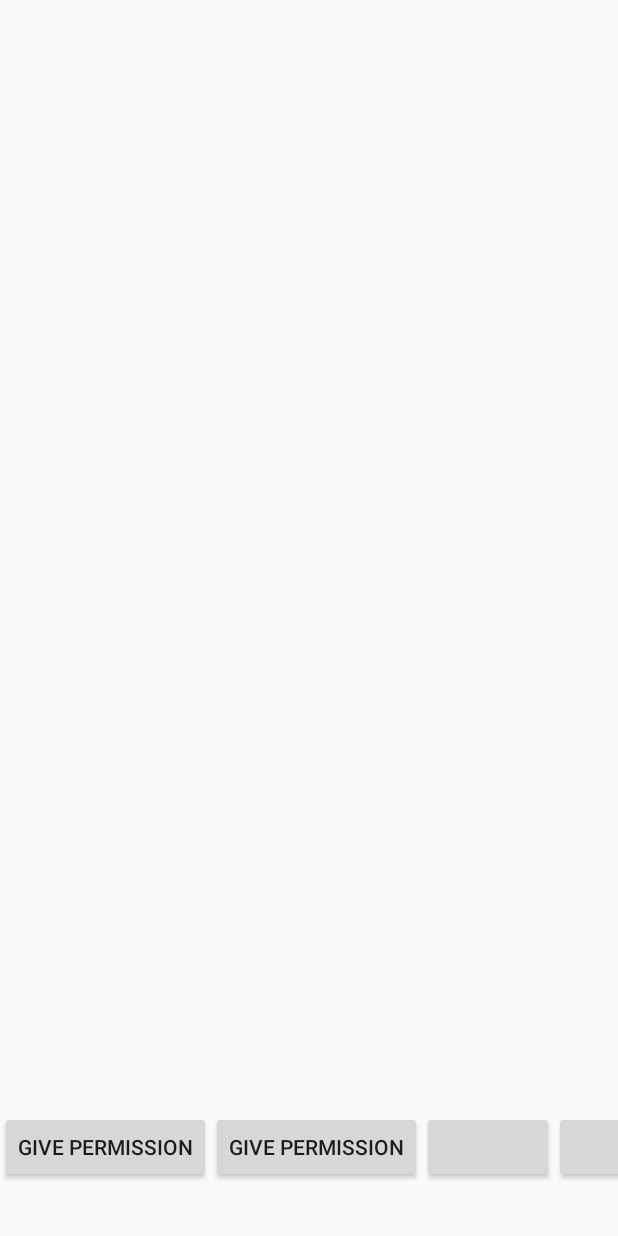
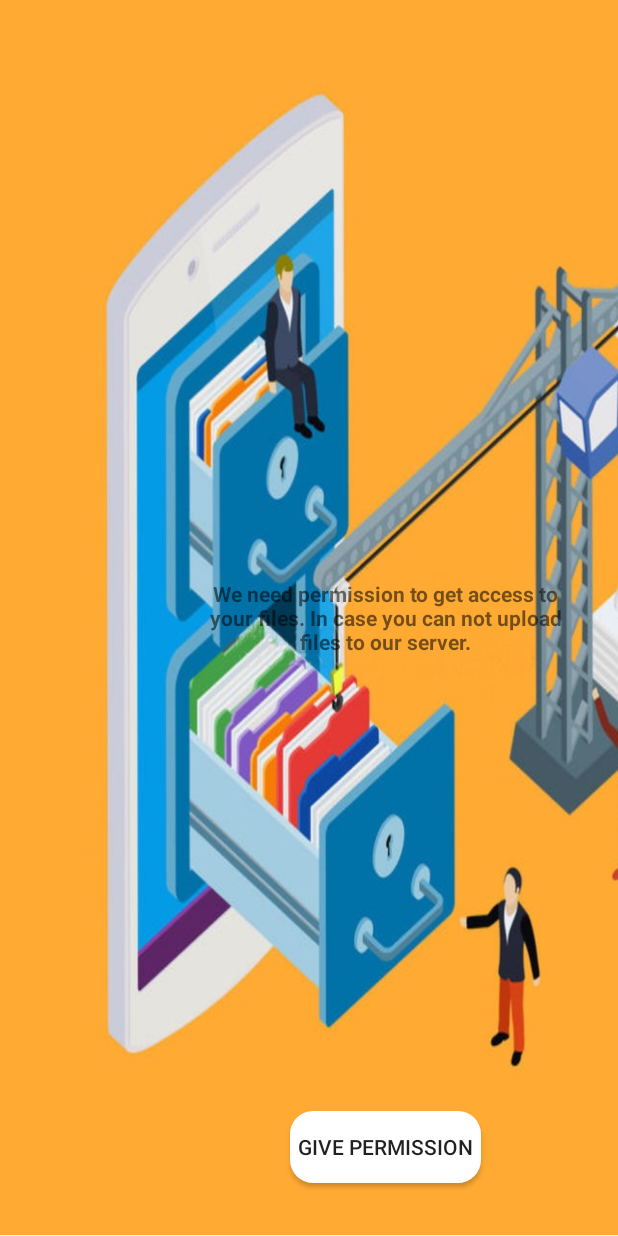
Before and after one commit to Kratos1013/TimeTrackerAI, an Android app: the layout activity_permissions.xml on its own in the app's theme, with its tools: preview values and no code run, on a phone screen of 412 x 824 dp. Run offline under Robolectric (Android 15) with nearby library versions, the phone set to English and light mode, and no system bars; network calls fail.

Commit message:
Permissions Designed Changed and counrty code picker added and changed design . phone number validation added

```diff
--- a/app/build.gradle
+++ b/app/build.gradle
@@ -35,4 +35,5 @@ dependencies {
     androidTestImplementation 'com.android.support.test:runner:1.0.2'
     androidTestImplementation 'com.android.support.test.espresso:espresso-core:3.0.2'
     compile 'com.michaelpardo:activeandroid:3.1.0-SNAPSHOT'
+    implementation 'com.hbb20:ccp:2.2.2'
 }
--- a/app/src/main/java/com/krintos/timetrackerai/MainActivity.java
+++ b/app/src/main/java/com/krintos/timetrackerai/MainActivity.java
@@ -86,6 +86,7 @@ public class MainActivity extends AppCompatActivity {
     protected void onCreate(Bundle savedInstanceState) {
         super.onCreate(savedInstanceState);
         setContentView(R.layout.activity_main);
+        getSupportActionBar().hide();
         ActiveAndroid.initialize(this);
         us = new UserSession(getApplicationContext());
         session = new SessionManager(getApplicationContext());
--- /dev/null
+++ b/app/src/main/res/drawable/round_login_bt.xml
@@ -0,0 +1,11 @@
+<?xml version="1.0" encoding="utf-8"?>
+<!--  res/drawable/rounded_edittext.xml -->
+<shape xmlns:android="http://schemas.android.com/apk/res/android"
+    android:shape="rectangle" android:padding="10dp">
+    <solid android:color="#FFFFFF"/>
+    <corners
+        android:bottomRightRadius="15dp"
+        android:bottomLeftRadius="15dp"
+        android:topLeftRadius="15dp"
+        android:topRightRadius="15dp"/>
+</shape>
--- a/app/src/main/res/layout/activity_permissions.xml
+++ b/app/src/main/res/layout/activity_permissions.xml
@@ -1,63 +1,80 @@
 <?xml version="1.0" encoding="utf-8"?>
-<LinearLayout
+<HorizontalScrollView
+    android:id="@+id/horizontalScroll"
     android:orientation="vertical"
+    android:animateLayoutChanges="true"
+    android:scrollbars="none"
     xmlns:android="http://schemas.android.com/apk/res/android"
-    xmlns:app="http://schemas.android.com/apk/res-auto"
     xmlns:tools="http://schemas.android.com/tools"
     android:layout_width="match_parent"
     android:layout_height="match_parent"
     tools:context="com.krintos.timetrackerai.Permissions.Permissions">
-    <HorizontalScrollView
-        android:id="@+id/horizontalScroll"
+    <LinearLayout
         android:layout_width="match_parent"
-        android:layout_height="match_parent"
-        android:animateLayoutChanges="true"
-        android:scrollbars="none">
-        <LinearLayout
-            android:layout_width="match_parent"
-            android:orientation="horizontal"
-            android:layout_height="match_parent">
-
+        android:orientation="horizontal"
+        android:layout_height="match_parent">
 
     <FrameLayout
-        android:id="@+id/permissionforlocation"
-        android:layout_width="match_parent"
-        android:layout_height="match_parent">
-        <ImageView
-            android:layout_width="match_parent"
-            android:layout_height="match_parent" />
-        <TextView
-            android:layout_gravity="center"
-            android:layout_width="match_parent"
-            android:layout_height="wrap_content" />
-        <Button
-            android:id="@+id/location"
-            android:layout_gravity="bottom"
-            android:text="@string/givepermission"
-            android:layout_marginBottom="@dimen/permissionbuttonmarginbottom"
-            android:layout_width="match_parent"
-            android:layout_height="wrap_content" />
-    </FrameLayout>
-    <FrameLayout
+        android:layout_weight="1.0"
         android:id="@+id/permissiontoreadstorage"
         android:layout_width="match_parent"
         android:layout_height="match_parent">
         <ImageView
+            android:src="@drawable/storagepermission"
+            android:scaleType="centerInside"
+            android:adjustViewBounds="true"
             android:layout_width="match_parent"
             android:layout_height="match_parent" />
         <TextView
+            android:text="@string/ex_storage_permission"
             android:layout_gravity="center"
-            android:layout_width="match_parent"
+            android:layout_margin="@dimen/login_et_margin"
+            android:layout_width="250dp"
+            android:textStyle="bold"
+            android:textAlignment="center"
             android:layout_height="wrap_content" />
         <Button
-            android:layout_gravity="bottom"
+            android:padding="5dp"
+            android:background="@drawable/round_login_bt"
+            android:layout_gravity="bottom|center"
             android:id="@+id/storage"
             android:layout_marginBottom="@dimen/permissionbuttonmarginbottom"
-            android:layout_width="match_parent"
+            android:layout_width="wrap_content"
             android:text="@string/givepermission"
             android:layout_height="wrap_content" />
     </FrameLayout>
+        <FrameLayout
+            android:layout_weight="1.0"
+
+            android:id="@+id/permissionforlocation"
+            android:layout_width="match_parent"
+            android:layout_height="match_parent">
+            <ImageView
+                android:scaleType="centerInside"
+                android:adjustViewBounds="true"
+                android:src="@drawable/geolocationpermission"
+                android:layout_width="wrap_content"
+                android:layout_height="match_parent" />
+            <TextView
+                android:textAlignment="center"
+                android:textStyle="bold"
+                android:text="@string/ex_location_permission"
+                android:layout_gravity="center"
+                android:layout_width="250dp"
+                android:layout_height="wrap_content" />
+            <Button
+                android:padding="5dp"
+                android:background="@drawable/round_login_bt"
+                android:id="@+id/location"
+                android:layout_gravity="bottom|center"
+                android:text="@string/givepermission"
+                android:layout_marginBottom="@dimen/permissionbuttonmarginbottom"
+                android:layout_width="wrap_content"
+                android:layout_height="wrap_content" />
+        </FrameLayout>
     <FrameLayout
+        android:layout_weight="1.0"
+
         android:id="@+id/permission2"
         android:layout_width="match_parent"
         android:layout_height="match_parent">
@@ -69,12 +86,16 @@
             android:layout_width="match_parent"
             android:layout_height="wrap_content" />
         <Button
+            android:background="@drawable/round_login_bt"
+            android:padding="5dp"
             android:layout_gravity="bottom"
             android:layout_marginBottom="@dimen/permissionbuttonmarginbottom"
             android:layout_width="match_parent"
             android:layout_height="wrap_content" />
     </FrameLayout>
     <FrameLayout
+        android:layout_weight="1.0"
+
         android:id="@+id/permission3"
         android:layout_width="match_parent"
         android:layout_height="match_parent">
@@ -86,12 +107,16 @@
             android:layout_width="match_parent"
             android:layout_height="wrap_content" />
         <Button
+            android:background="@drawable/round_login_bt"
+            android:padding="5dp"
             android:layout_gravity="bottom"
             android:layout_marginBottom="@dimen/permissionbuttonmarginbottom"
             android:layout_width="match_parent"
             android:layout_height="wrap_content" />
     </FrameLayout>
     <FrameLayout
+        android:layout_weight="1.0"
+
         android:id="@+id/permission4"
         android:layout_width="match_parent"
         android:layout_height="match_parent">
@@ -103,11 +128,12 @@
             android:layout_width="match_parent"
             android:layout_height="wrap_content" />
         <Button
+            android:padding="5dp"
+            android:background="@drawable/round_login_bt"
             android:layout_gravity="bottom"
             android:layout_marginBottom="@dimen/permissionbuttonmarginbottom"
             android:layout_width="match_parent"
             android:layout_height="wrap_content" />
     </FrameLayout>
         </LinearLayout>
-    </HorizontalScrollView>
-</LinearLayout>
+</HorizontalScrollView>
--- a/app/src/main/res/values/colors.xml
+++ b/app/src/main/res/values/colors.xml
@@ -1,6 +1,6 @@
 <?xml version="1.0" encoding="utf-8"?>
 <resources>
-    <color name="colorPrimary">#3F51B5</color>
-    <color name="colorPrimaryDark">#303F9F</color>
-    <color name="colorAccent">#FF4081</color>
+    <color name="colorPrimary">#FFFFFF</color>
+    <color name="colorPrimaryDark">#C2C2C2</color>
+    <color name="colorAccent">#00A100</color>
 </resources>
--- a/app/src/main/res/values/dimens.xml
+++ b/app/src/main/res/values/dimens.xml
@@ -3,4 +3,5 @@
     <dimen name="activity_horizontal_margin">16dp</dimen>
     <dimen name="activity_vertical_margin">16dp</dimen>
     <dimen name="permissionbuttonmarginbottom">35dp</dimen>
+    <dimen name="login_et_margin">30dp</dimen>
 </resources>
--- a/app/src/main/res/values/strings.xml
+++ b/app/src/main/res/values/strings.xml
@@ -5,7 +5,7 @@
     <string name="title_notifications">Notifications</string>
     <string name="enteryourphonenumber">Enter your phone number here</string>
     <string name="send">SEND</string>
-    <string name="pinhint">--- ---</string>
+    <string name="pinhint">Enter PIN here</string>
     <string name="confirm">CONFIRM</string>
     <string name="waitphone">Verifying phone number</string>
     <string name="couldntstore">Could not store user in database, please retry</string>
@@ -15,4 +15,9 @@
     <string name="givepermission">Give Permission</string>
     <string name="statistics">Statistics</string>
     <string name="profile">Profile</string>
+    <string name="emptyphone">Please enter your phone number</string>
+    <string name="emptypin">Please enter PIN</string>
+    <string name="logininproccess">Loging in ...</string>
+    <string name="ex_storage_permission">We need permission to get access to your files. In case you can not upload files to our server.</string>
+    <string name="ex_location_permission">We need permission to get access to your geolocation. In case application can not get enough datas to work</string>
 </resources>
```
Also changed, not shown: app/src/main/java/com/krintos/timetrackerai/LoginActivity.java (+29 -68 lines), app/src/main/java/com/krintos/timetrackerai/Permissions/Permissions.java (+44 -29 lines), app/src/main/res/drawable/round_login_et.xml (added, +11 -0 lines), app/src/main/res/layout/activity_login.xml (+27 -6 lines), app/src/main/res/drawable/geolocationpermission.png (added), app/src/main/res/drawable/storagepermission.png (added).
